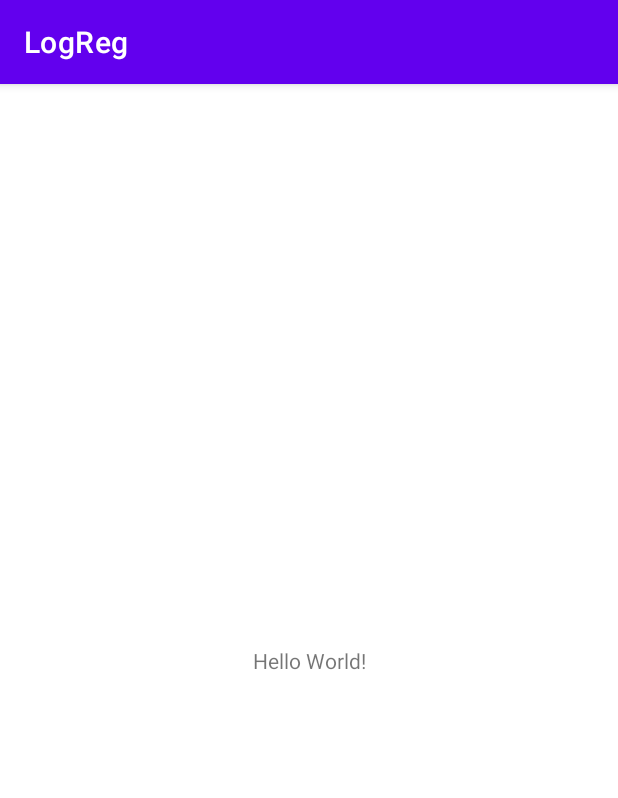
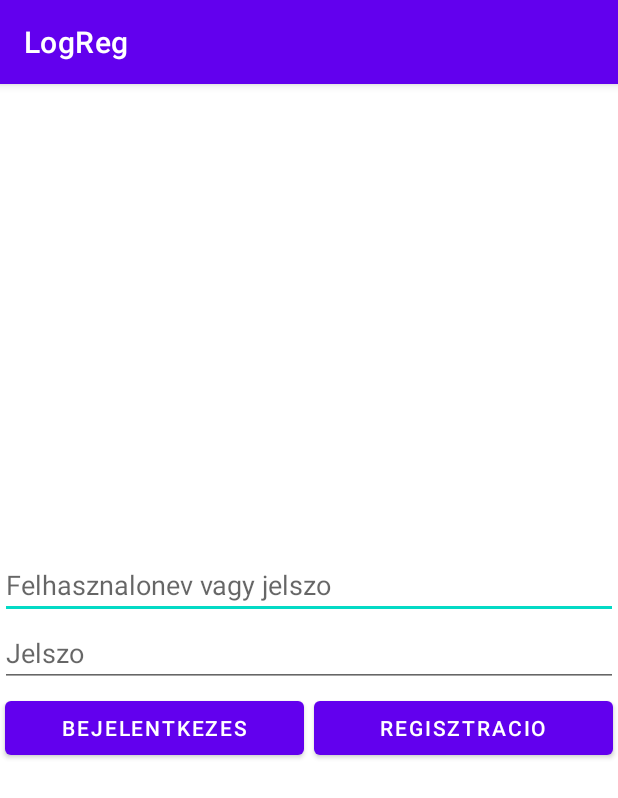
Before and after one commit to egri-richard/LogReg_EgriDanielRichard, an Android app: the screen it shows after launch (MainActivity), on a phone screen of 412 x 824 dp. Shown: the top 798 px of the screen. Run offline under Robolectric (Android 15) with nearby library versions, the phone set to English and light mode, and no system bars.

Commit message:
MainActivity layout

```diff
--- a/app/src/main/res/layout/activity_main.xml
+++ b/app/src/main/res/layout/activity_main.xml
@@ -1,18 +1,49 @@
 <?xml version="1.0" encoding="utf-8"?>
-<androidx.constraintlayout.widget.ConstraintLayout xmlns:android="http://schemas.android.com/apk/res/android"
+<RelativeLayout xmlns:android="http://schemas.android.com/apk/res/android"
     xmlns:app="http://schemas.android.com/apk/res-auto"
     xmlns:tools="http://schemas.android.com/tools"
     android:layout_width="match_parent"
     android:layout_height="match_parent"
     tools:context=".MainActivity">
 
-    <TextView
-        android:layout_width="wrap_content"
+    <LinearLayout
+        android:layout_width="match_parent"
         android:layout_height="wrap_content"
-        android:text="Hello World!"
-        app:layout_constraintBottom_toBottomOf="parent"
-        app:layout_constraintLeft_toLeftOf="parent"
-        app:layout_constraintRight_toRightOf="parent"
-        app:layout_constraintTop_toTopOf="parent" />
+        android:layout_centerInParent="true"
+        android:orientation="vertical">
 
-</androidx.constraintlayout.widget.ConstraintLayout>
+        <EditText
+            android:id="@+id/loginText"
+            android:layout_width="match_parent"
+            android:layout_height="wrap_content"
+            android:hint="Felhasznalonev vagy jelszo"/>
+        <EditText
+            android:id="@+id/loginPass"
+            android:layout_width="match_parent"
+            android:layout_height="wrap_content"
+            android:hint="Jelszo"
+            android:inputType="textPassword"/>
+
+        <LinearLayout
+            android:layout_width="match_parent"
+            android:layout_height="wrap_content"
+            android:orientation="horizontal">
+
+            <Button
+                android:layout_width="0dp"
+                android:layout_height="wrap_content"
+                android:layout_weight="1"
+                android:layout_margin="3dp"
+                android:text="Bejelentkezes"/>
+            <Button
+                android:layout_width="0dp"
+                android:layout_height="wrap_content"
+                android:layout_weight="1"
+                android:layout_margin="3dp"
+                android:text="Regisztracio"/>
+        </LinearLayout>
+    </LinearLayout>
+
+
+
+</RelativeLayout>
```
